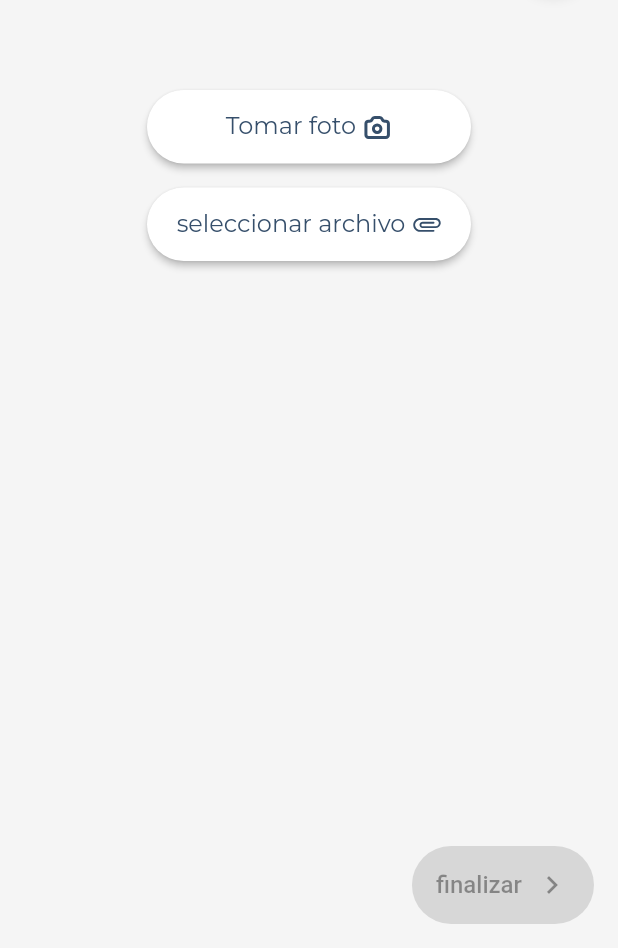
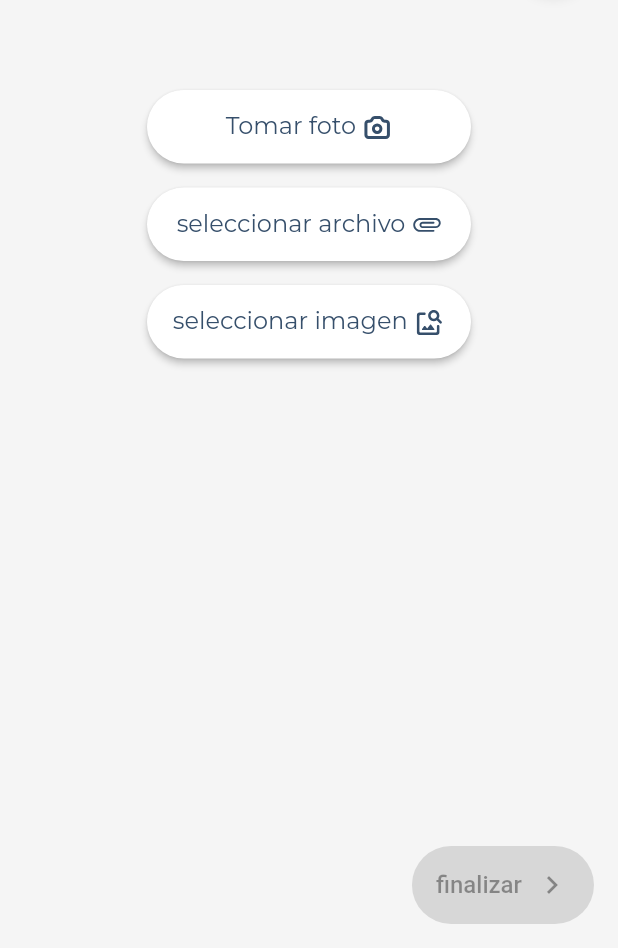
Before and after one commit to iHub-PTI/boldo-mobile, a Flutter app: the AttachFiles screen opened directly with empty values, on a phone screen of 412 x 824 dp, the part 288-1236 px from its top. Run offline on Flutter 3.47's test engine with Material 2 defaults, Android fonts, the phone set to English and light mode, and no system bars; our stand-ins replace bloc, cached_network_image, camera, connectivity, dartz, date_format and 23 more; missing offline and left inert: flutter_appauth, flutter_webrtc, mobile_scanner; accounts and stored records are empty; project files that could hold a hidden picture were left out.

Commit message:
style: add image search button

```diff
--- a/lib/screens/my_studies/attach_files.dart
+++ b/lib/screens/my_studies/attach_files.dart
@@ -211,6 +211,42 @@ class _AttachFilesState extends State<AttachFiles> {
                                         ],
                                       ),
                                     ),
+                                    const SizedBox(
+                                      height: 16,
+                                    ),
+                                    ElevatedButton(
+                                      style: ElevatedButton.styleFrom(
+                                        textStyle: const TextStyle(
+                                            fontWeight: FontWeight.w500,
+                                            fontSize: 16),
+                                        padding: const EdgeInsets.symmetric(
+                                            vertical: 14, horizontal: 16),
+                                        primary: ConstantsV2.lightest,
+                                        shape: RoundedRectangleBorder(
+                                          borderRadius:
+                                          BorderRadius.circular(100),
+                                        ),
+                                      ),
+                                      onPressed: getFromGallery,
+                                      child: Row(
+                                        mainAxisAlignment:
+                                        MainAxisAlignment.center,
+                                        children: [
+                                          Text(
+                                            'seleccionar imagen',
+                                            style: boldoSubTextMediumStyle
+                                                .copyWith(
+                                                color:
+                                                ConstantsV2.darkBlue),
+                                          ),
+                                          const SizedBox(
+                                            width: 4,
+                                          ),
+                                          SvgPicture.asset(
+                                              'assets/icon/image-search.svg'),
+                                        ],
+                                      ),
+                                    ),
                                   ],
                                 ),
                               ),
@@ -298,7 +334,7 @@ class _AttachFilesState extends State<AttachFiles> {
   getFromCamera() async {
     XFile? x;
     x = await ImagePicker.platform
-        .getImage(source: ImageSource.camera, maxWidth: 1000, maxHeight: 1000);
+        .getImage(source: ImageSource.camera);
     if (x != null) {
       setState(() {
         if (files.isNotEmpty) {
@@ -352,6 +388,31 @@ class _AttachFilesState extends State<AttachFiles> {
     }
   }
 
+  getFromGallery() async {
+    XFile? x;
+    x = await ImagePicker.platform
+        .getImage(source: ImageSource.gallery);
+    if (x != null) {
+      setState(() {
+        if (files.isNotEmpty) {
+          BlocProvider.of<MyStudiesBloc>(context).add(
+              AddFiles(
+                  files: [File(x!.path)]
+              )
+          );
+          files = [...files, File(x.path)];
+        } else {
+          BlocProvider.of<MyStudiesBloc>(context).add(
+              AddFiles(
+                  files: [File(x!.path)]
+              )
+          );
+          files = [File(x.path)];
+        }
+      });
+    }
+  }
+
   Widget _offsetPopup() {
     return PopupMenuButton<int>(
         padding: const EdgeInsets.symmetric(horizontal: 16, vertical: 14),
@@ -389,6 +450,24 @@ class _AttachFilesState extends State<AttachFiles> {
                     ),
                     Text(
                       'seleccionar archivo',
+                      style: boldoSubTextMediumStyle.copyWith(
+                          color: ConstantsV2.darkBlue),
+                    ),
+                  ],
+                ),
+              ),
+              PopupMenuItem(
+                value: 4,
+                onTap: getFromGallery,
+                child: Row(
+                  mainAxisAlignment: MainAxisAlignment.start,
+                  children: [
+                    SvgPicture.asset('assets/icon/image-search.svg'),
+                    const SizedBox(
+                      width: 4,
+                    ),
+                    Text(
+                      'seleccionar imagen',
                       style: boldoSubTextMediumStyle.copyWith(
                           color: ConstantsV2.darkBlue),
                     ),
```
